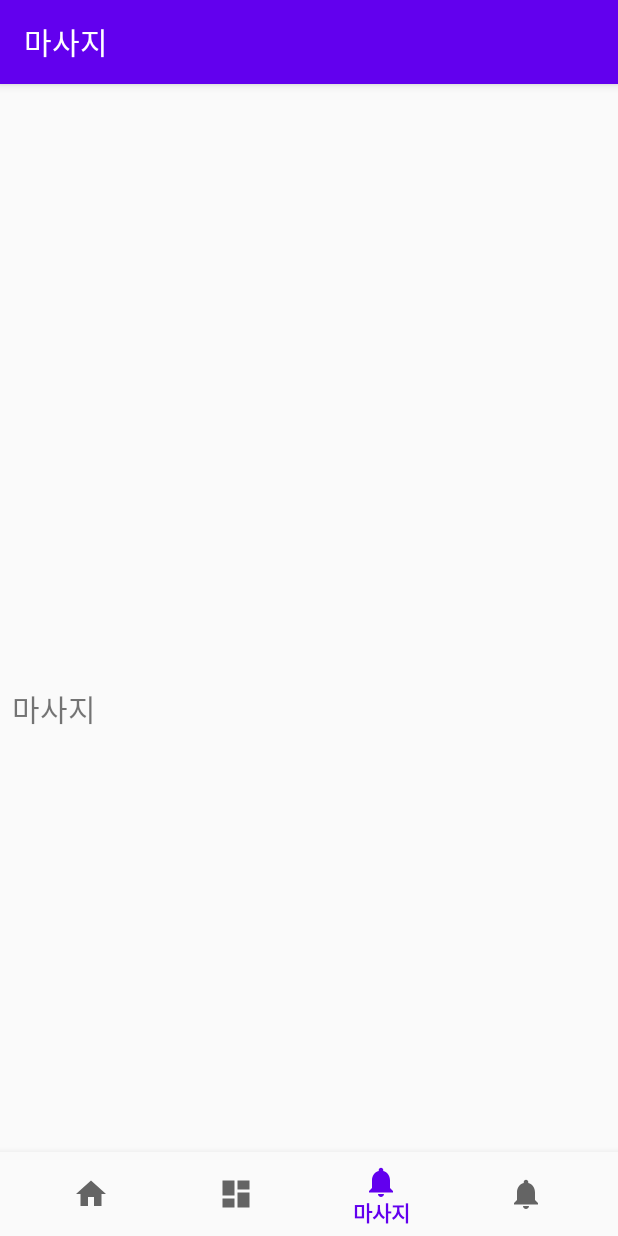
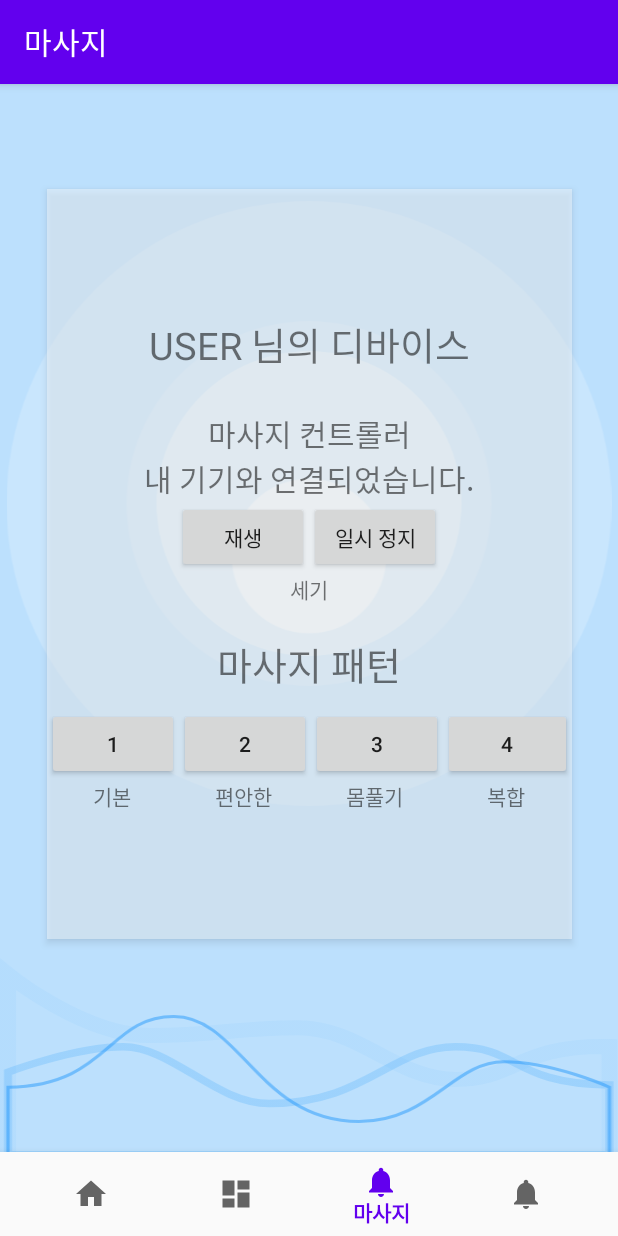
Before and after one commit to KimSungYoon-KOK/Upright_K-Lab-Project, an Android app: the MassageFragment screen opened through its navigation route, on a phone screen of 412 x 824 dp. Run offline under Robolectric (Android 15) with nearby library versions, the phone set to English and light mode, and no system bars; our stand-ins replace navigation-ui.

Commit message:
msg commit

```diff
--- a/app/src/main/res/layout/activity_main.xml
+++ b/app/src/main/res/layout/activity_main.xml
@@ -3,8 +3,7 @@
     xmlns:app="http://schemas.android.com/apk/res-auto"
     android:id="@+id/container"
     android:layout_width="match_parent"
-    android:layout_height="match_parent"
-    android:paddingTop="?attr/actionBarSize">
+    android:layout_height="match_parent">
 
     <com.google.android.material.bottomnavigation.BottomNavigationView
         android:id="@+id/nav_view"
--- a/app/src/main/res/layout/fragment_massage.xml
+++ b/app/src/main/res/layout/fragment_massage.xml
@@ -4,19 +4,149 @@
     xmlns:tools="http://schemas.android.com/tools"
     android:layout_width="match_parent"
     android:layout_height="match_parent"
+    android:background="@color/colorBackgroundDark"
     tools:context=".ui.massage.MassageFragment">
 
-    <TextView
-        android:id="@+id/text_notifications"
+    <ImageView
+        android:id="@+id/imageView"
         android:layout_width="match_parent"
         android:layout_height="wrap_content"
-        android:layout_marginStart="8dp"
-        android:layout_marginTop="8dp"
-        android:layout_marginEnd="8dp"
-        android:text="마사지"
-        android:textSize="20sp"
+        android:layout_marginTop="78dp"
+        android:src="@drawable/hero"
+        app:layout_constraintEnd_toEndOf="parent"
+        app:layout_constraintStart_toStartOf="parent"
+        app:layout_constraintTop_toTopOf="parent" />
+
+    <ImageView
+        android:layout_width="match_parent"
+        android:layout_height="wrap_content"
+        android:src="@drawable/graphs"
+        android:layout_marginBottom="20dp"
         app:layout_constraintBottom_toBottomOf="parent"
         app:layout_constraintEnd_toEndOf="parent"
         app:layout_constraintStart_toStartOf="parent"
-        app:layout_constraintTop_toTopOf="parent" />
+        android:scaleType="fitXY"/>
+
+    <LinearLayout
+        android:id="@+id/linearLayout_massage"
+        android:layout_width="350dp"
+        android:layout_height="500dp"
+        android:layout_marginTop="70dp"
+        android:orientation="vertical"
+        app:layout_constraintEnd_toEndOf="parent"
+        app:layout_constraintStart_toStartOf="parent"
+        app:layout_constraintTop_toTopOf="parent"
+        android:background="#80F1F9FF"
+        android:gravity="center"
+        android:elevation="3dp">
+
+        <TextView
+            android:layout_width="match_parent"
+            android:layout_height="wrap_content"
+            android:text="USER 님의 디바이스"
+            android:gravity="center"
+            android:textSize="25sp"/>
+        <TextView
+            android:layout_width="match_parent"
+            android:layout_height="wrap_content"
+            android:text="마사지 컨트롤러"
+            android:gravity="center"
+            android:textSize="20sp"
+            android:layout_marginTop="25dp"/>
+        <TextView
+            android:layout_width="match_parent"
+            android:layout_height="wrap_content"
+            android:text="내 기기와 연결되었습니다."
+            android:gravity="center"
+            android:textSize="20sp"/>
+
+        <LinearLayout
+            android:layout_width="match_parent"
+            android:layout_height="wrap_content"
+            android:orientation="horizontal"
+            android:gravity="center">
+            <Button
+                android:layout_width="wrap_content"
+                android:layout_height="wrap_content"
+                android:text="재생"/>
+            <Button
+                android:layout_width="wrap_content"
+                android:layout_height="wrap_content"
+                android:text="일시 정지"/>
+        </LinearLayout>
+
+        <TextView
+            android:layout_width="match_parent"
+            android:layout_height="wrap_content"
+            android:text="세기"
+            android:gravity="center"/>
+        <TextView
+            android:layout_width="match_parent"
+            android:layout_height="wrap_content"
+            android:text="마사지 패턴"
+            android:gravity="center"
+            android:textSize="25sp"
+            android:layout_marginTop="20dp"/>
+
+        <LinearLayout
+            android:layout_width="match_parent"
+            android:layout_height="wrap_content"
+            android:orientation="horizontal"
+            android:gravity="center"
+            android:layout_marginTop="10dp">
+            <Button
+                android:layout_width="wrap_content"
+                android:layout_height="wrap_content"
+                android:text="1"/>
+            <Button
+                android:layout_width="wrap_content"
+                android:layout_height="wrap_content"
+                android:text="2"/>
+            <Button
+                android:layout_width="wrap_content"
+                android:layout_height="wrap_content"
+                android:text="3"/>
+            <Button
+                android:layout_width="wrap_content"
+                android:layout_height="wrap_content"
+                android:text="4"/>
+        </LinearLayout>
+
+    <LinearLayout
+        android:layout_width="match_parent"
+        android:layout_height="wrap_content"
+        android:orientation="horizontal"
+        android:gravity="center">
+        <TextView
+            android:layout_width="0dp"
+            android:layout_height="wrap_content"
+            android:layout_weight="1"
+            android:gravity="center"
+            android:text="기본"/>
+        <TextView
+            android:layout_width="0dp"
+            android:layout_height="wrap_content"
+            android:layout_weight="1"
+            android:gravity="center"
+            android:text="편안한"/>
+        <TextView
+            android:layout_width="0dp"
+            android:layout_height="wrap_content"
+            android:layout_weight="1"
+            android:gravity="center"
+            android:text="몸풀기"/>
+        <TextView
+            android:layout_width="0dp"
+            android:layout_height="wrap_content"
+            android:layout_weight="1"
+            android:gravity="center"
+            android:text="복합"/>
+    </LinearLayout>
+
+
+
+
+
+    </LinearLayout>
+
 </androidx.constraintlayout.widget.ConstraintLayout>
--- a/app/src/main/res/values/colors.xml
+++ b/app/src/main/res/values/colors.xml
@@ -3,4 +3,9 @@
     <color name="colorPrimary">#6200EE</color>
     <color name="colorPrimaryDark">#3700B3</color>
     <color name="colorAccent">#03DAC5</color>
+
+    <color name="colorBackgroundDark">#BCE0FD</color>
+    <color name="colorBackground">#F1F9FF</color>
+
+    <color name="white">#ffffff</color>
 </resources>
```
Also changed, not shown: app/src/main/res/drawable-hdpi/graphs.png (added), app/src/main/res/drawable-ldpi/graphs.png (added), app/src/main/res/drawable-ldpi/hero.png (added), app/src/main/res/drawable-mdpi/graphs.png (added), app/src/main/res/drawable-mdpi/hero.png (added), app/src/main/res/drawable-xhdpi/graphs.png (added), app/src/main/res/drawable-xhdpi/hero.png (added), app/src/main/res/drawable-xxhdpi/graphs.png (added), app/src/main/res/drawable-xxhdpi/hero.png (added), app/src/main/res/drawable-xxxhdpi/graphs.png (added), app/src/main/res/drawable-xxxhdpi/hero.png (added).
